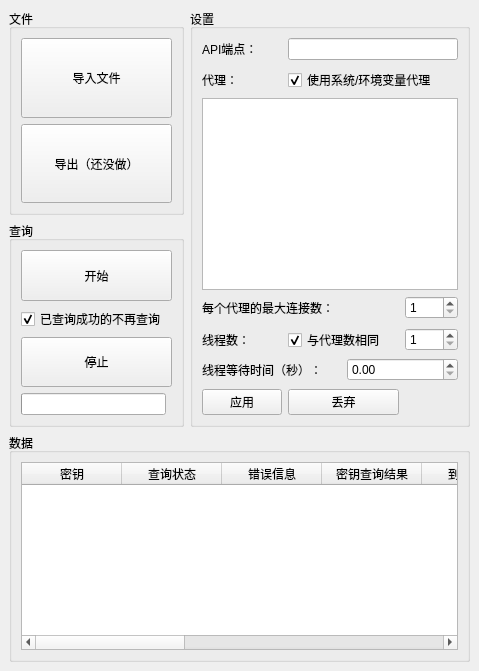
Before: the Qt Designer form gui/main_form.ui in Glucy-2/OpenAI-API-Key-Verify, drawn with Qt 5.
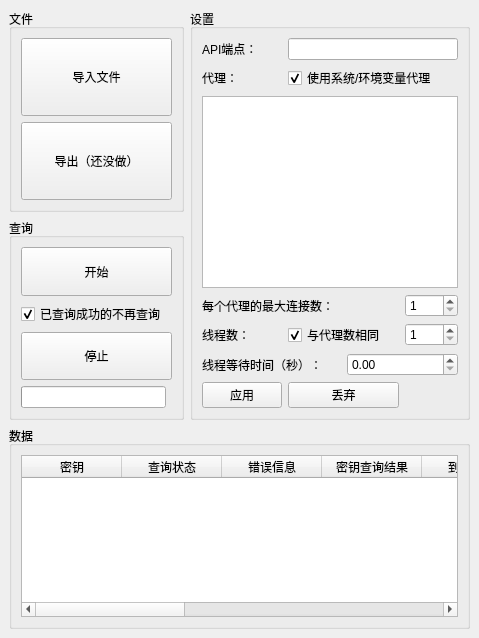
After: the same form once the commit is applied.

Commit message: 调整布局

```diff
--- a/gui/main_form.ui
+++ b/gui/main_form.ui
@@ -7,7 +7,7 @@
     <x>0</x>
     <y>0</y>
     <width>469</width>
-    <height>671</height>
+    <height>638</height>
    </rect>
   </property>
   <property name="acceptDrops">
@@ -27,7 +27,7 @@
        <item row="2" column="0" colspan="2">
         <widget class="QPushButton" name="stopBtn">
          <property name="sizePolicy">
-          <sizepolicy hsizetype="Minimum" vsizetype="Expanding">
+          <sizepolicy hsizetype="Minimum" vsizetype="Preferred">
            <horstretch>0</horstretch>
            <verstretch>0</verstretch>
           </sizepolicy>
@@ -40,7 +40,7 @@
        <item row="0" column="0" colspan="2">
         <widget class="QPushButton" name="startBtn">
          <property name="sizePolicy">
-          <sizepolicy hsizetype="Minimum" vsizetype="Expanding">
+          <sizepolicy hsizetype="Minimum" vsizetype="Preferred">
            <horstretch>0</horstretch>
            <verstretch>0</verstretch>
           </sizepolicy>
@@ -156,7 +156,7 @@
        <item row="0" column="0">
         <widget class="QPushButton" name="importFileBtn">
          <property name="sizePolicy">
-          <sizepolicy hsizetype="Minimum" vsizetype="Expanding">
+          <sizepolicy hsizetype="Minimum" vsizetype="Preferred">
            <horstretch>0</horstretch>
            <verstretch>0</verstretch>
           </sizepolicy>
@@ -169,7 +169,7 @@
        <item row="1" column="0">
         <widget class="QPushButton" name="exportFileBtn">
          <property name="sizePolicy">
-          <sizepolicy hsizetype="Minimum" vsizetype="Expanding">
+          <sizepolicy hsizetype="Minimum" vsizetype="Preferred">
            <horstretch>0</horstretch>
            <verstretch>0</verstretch>
           </sizepolicy>
@@ -194,61 +194,69 @@
        <string>设置</string>
       </property>
       <layout class="QGridLayout" name="_5">
-       <item row="7" column="2" colspan="2">
-        <widget class="QDoubleSpinBox" name="delaySpinBox"/>
+       <item row="3" column="3">
+        <widget class="QSpinBox" name="maxConnPerProxy">
+         <property name="minimum">
+          <number>1</number>
+         </property>
+         <property name="value">
+          <number>1</number>
+         </property>
+        </widget>
        </item>
-       <item row="9" column="1" colspan="2">
-        <widget class="QPushButton" name="discardConfigBtn">
+       <item row="1" column="0">
+        <widget class="QLabel" name="label_2">
+         <property name="toolTip">
+          <string>&lt;html&gt;&lt;head/&gt;&lt;body&gt;&lt;p&gt;格式：协议://用户名:密码@地址，以空格、换行或制表符分隔&lt;/p&gt;&lt;p&gt;如果为空则不使用代理&lt;/p&gt;&lt;p&gt;例：&lt;/p&gt;&lt;p&gt;http://127.0.0.1:7890&lt;/p&gt;&lt;p&gt;https://username:password@example.com&lt;/p&gt;&lt;p&gt;socks5://localhost:8080&lt;/p&gt;&lt;/body&gt;&lt;/html&gt;</string>
+         </property>
          <property name="text">
-          <string>丢弃</string>
+          <string>代理：</string>
          </property>
         </widget>
        </item>
-       <item row="5" column="0" colspan="4">
-        <spacer name="verticalSpacer">
-         <property name="orientation">
-          <enum>Qt::Vertical</enum>
+       <item row="6" column="0">
+        <widget class="QPushButton" name="setConfigBtn">
+         <property name="text">
+          <string>应用</string>
          </property>
-         <property name="sizeHint" stdset="0">
-          <size>
-           <width>20</width>
-           <height>5</height>
-          </size>
+        </widget>
+       </item>
+       <item row="0" column="0">
+        <widget class="QLabel" name="label">
+         <property name="text">
+          <string>API端点：</string>
          </property>
-        </spacer>
+        </widget>
        </item>
-       <item row="7" column="0" colspan="2">
+       <item row="3" column="0" colspan="2">
+        <widget class="QLabel" name="label_5">
+         <property name="text">
+          <string>每个代理的最大连接数：</string>
+         </property>
+        </widget>
+       </item>
+       <item row="4" column="3">
+        <widget class="QSpinBox" name="threadCountSpinBox">
+         <property name="minimum">
+          <number>1</number>
+         </property>
+        </widget>
+       </item>
+       <item row="5" column="0" colspan="2">
         <widget class="QLabel" name="label_4">
          <property name="text">
           <string>线程等待时间（秒）：</string>
          </property>
         </widget>
        </item>
-       <item row="6" column="3">
-        <widget class="QSpinBox" name="threadCountSpinBox">
-         <property name="minimum">
-          <number>1</number>
-         </property>
-        </widget>
-       </item>
        <item row="6" column="1" colspan="2">
-        <widget class="QCheckBox" name="threadCountFromProxiesCheckBox">
+        <widget class="QPushButton" name="discardConfigBtn">
          <property name="text">
-          <string>与代理数相同</string>
+          <string>丢弃</string>
          </property>
-         <property name="checked">
-          <bool>true</bool>
-         </property>
         </widget>
        </item>
-       <item row="9" column="0">
-        <widget class="QPushButton" name="setConfigBtn">
-         <property name="text">
-          <string>应用</string>
-         </property>
-        </widget>
-       </item>
-       <item row="3" column="0" colspan="4">
+       <item row="2" column="0" colspan="4">
         <widget class="QPlainTextEdit" name="proxiesTextEdit">
          <property name="sizePolicy">
           <sizepolicy hsizetype="Minimum" vsizetype="Minimum">
@@ -261,31 +269,30 @@
          </property>
         </widget>
        </item>
-       <item row="6" column="0">
+       <item row="5" column="2" colspan="2">
+        <widget class="QDoubleSpinBox" name="delaySpinBox"/>
+       </item>
+       <item row="0" column="1" colspan="3">
+        <widget class="QLineEdit" name="apiEndpointLineEdit"/>
+       </item>
+       <item row="4" column="0">
         <widget class="QLabel" name="label_3">
          <property name="text">
           <string>线程数：</string>
          </property>
         </widget>
        </item>
-       <item row="0" column="0">
-        <widget class="QLabel" name="label">
+       <item row="4" column="1" colspan="2">
+        <widget class="QCheckBox" name="threadCountFromProxiesCheckBox">
          <property name="text">
-          <string>API端点：</string>
+          <string>与代理数相同</string>
          </property>
-        </widget>
-       </item>
-       <item row="2" column="0">
-        <widget class="QLabel" name="label_2">
-         <property name="toolTip">
-          <string>&lt;html&gt;&lt;head/&gt;&lt;body&gt;&lt;p&gt;格式：协议://用户名:密码@地址，以空格、换行或制表符分隔&lt;/p&gt;&lt;p&gt;如果为空则不使用代理&lt;/p&gt;&lt;p&gt;例：&lt;/p&gt;&lt;p&gt;http://127.0.0.1:7890&lt;/p&gt;&lt;p&gt;https://username:password@example.com&lt;/p&gt;&lt;p&gt;socks5://localhost:8080&lt;/p&gt;&lt;/body&gt;&lt;/html&gt;</string>
+         <property name="checked">
+          <bool>true</bool>
          </property>
-         <property name="text">
-          <string>代理：</string>
-         </property>
         </widget>
        </item>
-       <item row="2" column="1" colspan="3">
+       <item row="1" column="1" colspan="3">
         <widget class="QCheckBox" name="useSystemProxyChkBox">
          <property name="text">
           <string>使用系统/环境变量代理</string>
@@ -295,52 +302,6 @@
          </property>
         </widget>
        </item>
-       <item row="1" column="0" colspan="4">
-        <spacer name="verticalSpacer_2">
-         <property name="orientation">
-          <enum>Qt::Vertical</enum>
-         </property>
-         <property name="sizeHint" stdset="0">
-          <size>
-           <width>20</width>
-           <height>5</height>
-          </size>
-         </property>
-        </spacer>
-       </item>
-       <item row="8" column="0" colspan="4">
-        <spacer name="verticalSpacer_3">
-         <property name="orientation">
-          <enum>Qt::Vertical</enum>
-         </property>
-         <property name="sizeHint" stdset="0">
-          <size>
-           <width>20</width>
-           <height>5</height>
-          </size>
-         </property>
-        </spacer>
-       </item>
-       <item row="0" column="1" colspan="3">
-        <widget class="QLineEdit" name="apiEndpointLineEdit"/>
-       </item>
-       <item row="4" column="0" colspan="2">
-        <widget class="QLabel" name="label_5">
-         <property name="text">
-          <string>每个代理的最大连接数：</string>
-         </property>
-        </widget>
-       </item>
-       <item row="4" column="3">
-        <widget class="QSpinBox" name="maxConnPerProxy">
-         <property name="minimum">
-          <number>1</number>
-         </property>
-         <property name="value">
-          <number>1</number>
-         </property>
-        </widget>
-       </item>
       </layout>
      </widget>
     </item>
```
The commit also changes 1 other file.
